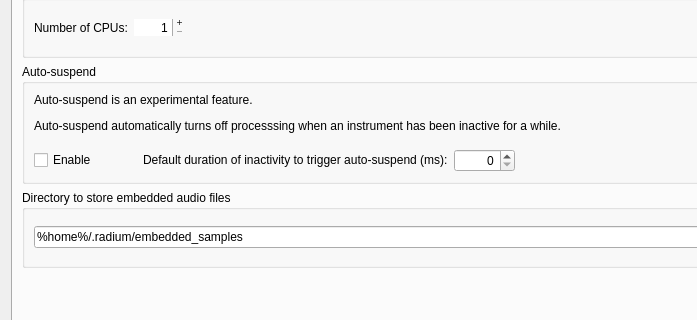
First picture: the form in Qt/qt4_preferences.ui, repository kmatheussen/radium, before the edit; both pictures show x 0 to 697 and y 85 to 405 of the 1010 by 557 pixel window.
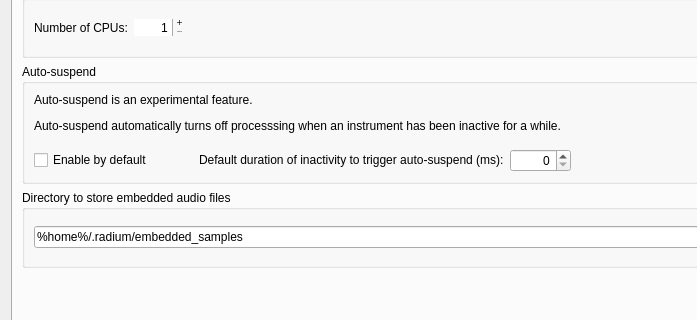
Second picture: the form after the edit.

Commit message: minor mixing optimization

```diff
--- a/Qt/qt4_preferences.ui
+++ b/Qt/qt4_preferences.ui
@@ -424,7 +424,7 @@
                <enum>Qt::LeftToRight</enum>
               </property>
               <property name="text">
-               <string>Enable</string>
+               <string>Enable by default</string>
               </property>
              </widget>
             </item>
```
The commit also changes 1 other file.
